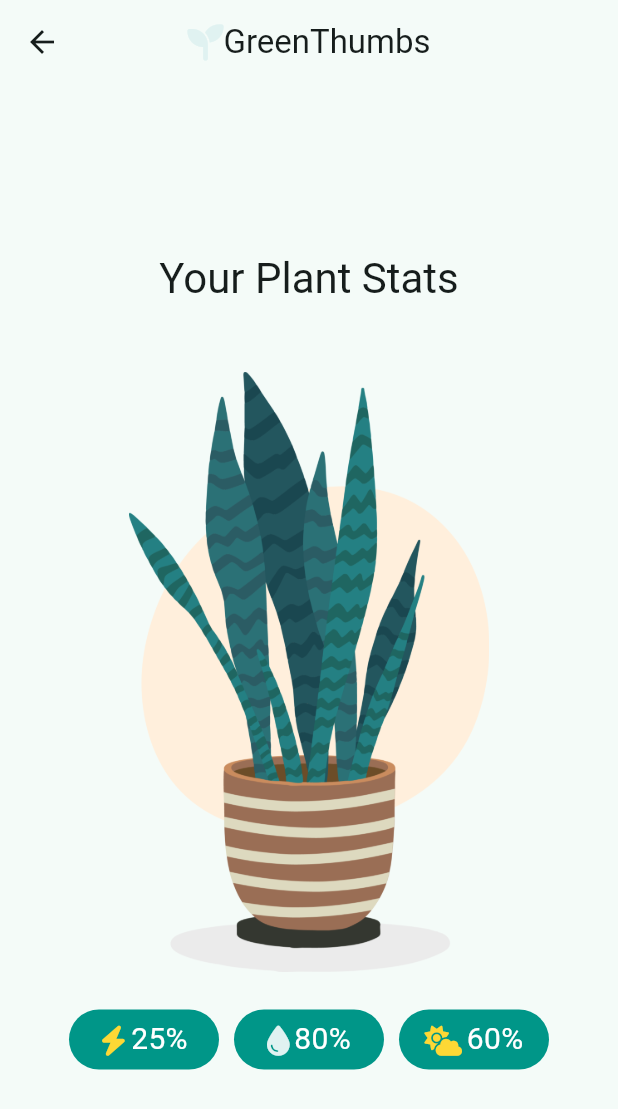
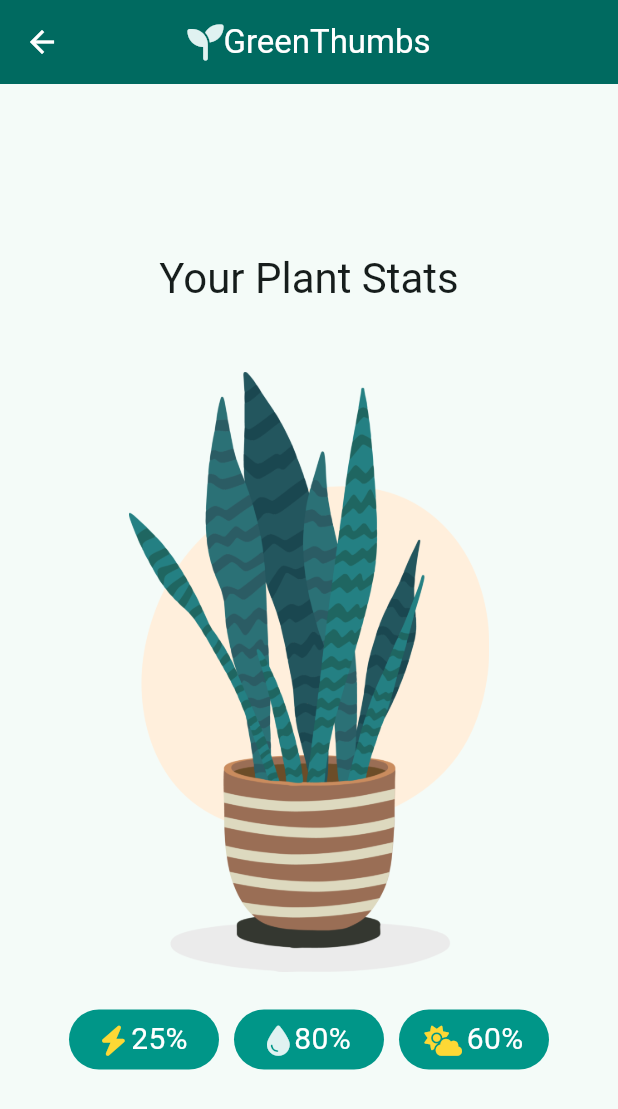
Before and after one commit to prabeshpudasaini/Flutter_Local_Notification_Tutorial, a Flutter app: the screen it shows after launch, after a tap on the "insert chart outlined" icon, on a phone screen of 412 x 824 dp. Shown: the top 1109 px of the screen. Run offline on Flutter 3.47's test engine with Material 3 defaults, Android fonts, the light colour scheme and no system bars; our stand-ins replace awesome_notifications, font_awesome_flutter.

Commit message:
Completed Project

```diff
--- a/lib/home_page.dart
+++ b/lib/home_page.dart
@@ -1,35 +1,104 @@
+import 'package:awesome_notifications/awesome_notifications.dart';
 import 'package:flutter/material.dart';
+import 'package:flutter_awesome_notifications_tutorial/notifications.dart';
 import 'package:flutter_awesome_notifications_tutorial/plant_stats_page.dart';
+import 'package:flutter_awesome_notifications_tutorial/utilities.dart';
 import 'package:flutter_awesome_notifications_tutorial/widgets.dart';
 
-
-
-
 class HomePage extends StatefulWidget {
-  const HomePage({Key? key}) : super(key: key);
+  const HomePage({super.key});
 
   @override
-  _HomePageState createState() => _HomePageState();
+  State<HomePage> createState() => _HomePageState();
 }
 
 class _HomePageState extends State<HomePage> {
   @override
+  void initState() {
+    AwesomeNotifications().isNotificationAllowed().then((isAllowed) {
+      if (!isAllowed && mounted) {
+        showDialog(
+          context: context,
+          builder: (context) => AlertDialog(
+            title: const Text('Allow Notification'),
+            content: const Text('The app would like to send a notification'),
+            actions: [
+              TextButton(
+                onPressed: () {
+                  Navigator.of(context).pop();
+                },
+                child: const Text(
+                  'Don\'t Allow',
+                  style: TextStyle(
+                    color: Colors.grey,
+                    fontSize: 18,
+                  ),
+                ),
+              ),
+              TextButton(
+                onPressed: () {
+                  AwesomeNotifications()
+                      .requestPermissionToSendNotifications()
+                      .then((_) {
+                    if (!context.mounted) return;
+                    Navigator.of(context).pop();
+                  });
+                },
+                child: const Text(
+                  'Allow',
+                  style: TextStyle(
+                    color: Colors.teal,
+                    fontSize: 18,
+                    fontWeight: FontWeight.bold,
+                  ),
+                ),
+              ),
+            ],
+          ),
+        );
+      }
+    });
+
+    // setting listeners for awesome notification
+    AwesomeNotifications().setListeners(
+      onNotificationCreatedMethod: (notification) async =>
+          Notifications.onNotificationCreatedMethod(notification, context),
+      onActionReceivedMethod: Notifications.onActionReceivedMethod,
+      onDismissActionReceivedMethod: (ReceivedAction receivedAction) =>
+          Notifications.onDismissActionReceivedMethod(receivedAction),
+      onNotificationDisplayedMethod:
+          (ReceivedNotification receivedNotification) =>
+              Notifications.onNotificationDisplayedMethod(receivedNotification),
+    );
+
+    super.initState();
+  }
+
+  @override
+  void dispose() {
+    AwesomeNotifications().dispose();
+    super.dispose();
+  }
+
+  @override
   Widget build(BuildContext context) {
     return Scaffold(
       appBar: AppBar(
+        backgroundColor: Theme.of(context).colorScheme.primary,
+        foregroundColor: Colors.white,
         centerTitle: true,
-        title: AppBarTitle(),
+        title: const AppBarTitle(),
         actions: [
           IconButton(
             onPressed: () {
               Navigator.push(
                 context,
                 MaterialPageRoute(
-                  builder: (_) => PlantStatsPage(),
+                  builder: (_) => const PlantStatsPage(),
                 ),
               );
             },
-            icon: Icon(
+            icon: const Icon(
               Icons.insert_chart_outlined_rounded,
               size: 30,
             ),
@@ -40,14 +109,23 @@ class _HomePageState extends State<HomePage> {
         child: Column(
           mainAxisAlignment: MainAxisAlignment.center,
           children: [
-            PlantImage(),
-            SizedBox(
+            const PlantImage(),
+            const SizedBox(
               height: 25,
             ),
             HomePageButtons(
-              onPressedOne: () async {},
-              onPressedTwo: () async {},
-              onPressedThree: () async {},
+              onPressedOne: Notifications().createPlantFoodNotification,
+              onPressedTwo: () async {
+                NotificationWeekAndTime? pickedSchedule =
+                    await pickSchedule(context);
+                if (pickedSchedule != null) {
+                  Notifications()
+                      .createWaterRemainderNotification(pickedSchedule);
+                }
+              },
+              onPressedThree: () async {
+                Notifications().cancelScheduledNotifications();
+              },
             ),
           ],
         ),
--- a/lib/main.dart
+++ b/lib/main.dart
@@ -1,36 +1,53 @@
+import 'package:awesome_notifications/awesome_notifications.dart';
 import 'package:flutter/material.dart';
 import 'package:flutter_awesome_notifications_tutorial/home_page.dart';
 
-void main() => runApp(AppWidget());
+void main() {
+  AwesomeNotifications().initialize(
+    'resource://drawable/res_notification_app_icon',
+    [
+      NotificationChannel(
+        channelKey: 'basic_channel',
+        channelName: 'Basic Notification',
+        channelDescription: 'Basic Notification',
+        defaultColor: Colors.teal,
+        importance: NotificationImportance.High,
+        channelShowBadge: true,
+      ),
+      NotificationChannel(
+        channelKey: 'scheduled_channel',
+        channelName: 'Scheduled Notification',
+        channelDescription: 'Scheduled Notification',
+        defaultColor: Colors.teal,
+        locked: true,
+        importance: NotificationImportance.High,
+        soundSource: 'resource://raw/res_custom_notification',
+        // channelShowBadge: true,
+      ),
+    ],
+  );
+  runApp(const AppWidget());
+}
 
 class AppWidget extends StatelessWidget {
+  const AppWidget({super.key});
+
+  // The navigator key is necessary to navigate using static methods
+  static final GlobalKey<NavigatorState> navigatorKey =
+      GlobalKey<NavigatorState>();
+
   @override
   Widget build(BuildContext context) {
     return MaterialApp(
       debugShowCheckedModeBanner: false,
-      //  darkTheme: ThemeData(
-      //   brightness: Brightness.dark,
-      //   colorScheme: ColorScheme.fromSeed(
-      //     seedColor: Colors.teal,
-      //     brightness: Brightness.dark,
-      //   ),
-      //   primarySwatch: Colors.blueGrey,
-      //   indicatorColor: Colors.blueGrey,
-      //   useMaterial3: true,
-      // ),
+      navigatorKey: AppWidget.navigatorKey,
       theme: ThemeData(
-        colorScheme: ColorScheme.fromSeed(seedColor: Colors.teal),
-        useMaterial3: true,
+        colorScheme: ColorScheme.fromSeed(
+          seedColor: Colors.teal,
+        ),
       ),
-      // theme: ThemeData(
-      //   brightness: Brightness.dark,
-      //   primarySwatch: Colors.blue,
-      // ),
-
-      // themeMode: ThemeMode.dark,
-
       title: 'Green Thumbs',
-      home: HomePage(),
+      home: const HomePage(),
     );
   }
 }
--- a/lib/plant_stats_page.dart
+++ b/lib/plant_stats_page.dart
@@ -2,18 +2,20 @@ import 'package:flutter/material.dart';
 import 'package:flutter_awesome_notifications_tutorial/widgets.dart';
 
 class PlantStatsPage extends StatelessWidget {
-  const PlantStatsPage({Key? key}) : super(key: key);
+  const PlantStatsPage({super.key});
 
   @override
   Widget build(BuildContext context) {
     return Scaffold(
       appBar: AppBar(
+        backgroundColor: Theme.of(context).colorScheme.primary,
+        foregroundColor: Colors.white,
         centerTitle: true,
-        title: AppBarTitle(),
+        title: const AppBarTitle(),
       ),
       body: Center(
         child: Padding(
-          padding: EdgeInsets.all(10),
+          padding: const EdgeInsets.all(10),
           child: Column(
             mainAxisAlignment: MainAxisAlignment.center,
             children: [
@@ -21,14 +23,14 @@ class PlantStatsPage extends StatelessWidget {
                 'Your Plant Stats',
                 style: Theme.of(context).textTheme.headlineMedium,
               ),
-              SizedBox(
+              const SizedBox(
                 height: 45,
               ),
-              PlantImage(),
-              SizedBox(
+              const PlantImage(),
+              const SizedBox(
                 height: 25,
               ),
-              PlantStats(),
+              const PlantStats(),
             ],
           ),
         ),
--- a/lib/widgets.dart
+++ b/lib/widgets.dart
@@ -2,7 +2,7 @@ import 'package:flutter/material.dart';
 import 'package:font_awesome_flutter/font_awesome_flutter.dart';
 
 class AppBarTitle extends StatelessWidget {
-  const AppBarTitle({Key? key}) : super(key: key);
+  const AppBarTitle({super.key});
 
   @override
   Widget build(BuildContext context) {
@@ -21,7 +21,7 @@ class AppBarTitle extends StatelessWidget {
 }
 
 class PlantImage extends StatelessWidget {
-  const PlantImage({Key? key}) : super(key: key);
+  const PlantImage({super.key});
 
   @override
   Widget build(BuildContext context) {
@@ -37,11 +37,11 @@ class HomePageButtons extends StatelessWidget {
   final Future<void> Function() onPressedTwo;
   final Future<void> Function() onPressedThree;
   const HomePageButtons({
-    Key? key,
+    super.key,
     required this.onPressedOne,
     required this.onPressedTwo,
     required this.onPressedThree,
-  }) : super(key: key);
+  });
 
   @override
   Widget build(BuildContext context) {
@@ -53,10 +53,10 @@ class HomePageButtons extends StatelessWidget {
           Expanded(
             child: ElevatedButton(
               style: ButtonStyle(
-                padding: MaterialStateProperty.all(
+                padding: WidgetStateProperty.all(
                     const EdgeInsets.symmetric(vertical: 20)),
-                backgroundColor: MaterialStateProperty.all(
-                  Colors.teal[600],
+                backgroundColor: WidgetStateProperty.all(
+                  Colors.teal,
                 ),
               ),
               onPressed: onPressedOne,
@@ -75,6 +75,7 @@ class HomePageButtons extends StatelessWidget {
                     'Plant Food',
                     style: TextStyle(
                       fontSize: 15,
+                      color: Colors.white,
                     ),
                   )
                 ],
@@ -87,10 +88,10 @@ class HomePageButtons extends StatelessWidget {
           Expanded(
             child: ElevatedButton(
               style: ButtonStyle(
-                padding: MaterialStateProperty.all(
+                padding: WidgetStateProperty.all(
                     const EdgeInsets.symmetric(vertical: 20)),
-                backgroundColor: MaterialStateProperty.all(
-                  Colors.teal[600],
+                backgroundColor: WidgetStateProperty.all(
+                  Colors.teal,
                 ),
               ),
               onPressed: onPressedTwo,
@@ -98,7 +99,7 @@ class HomePageButtons extends StatelessWidget {
                 mainAxisAlignment: MainAxisAlignment.center,
                 children: [
                   FaIcon(
-                    FontAwesomeIcons.tint,
+                    FontAwesomeIcons.droplet,
                     size: 14,
                     color: Colors.teal[50],
                   ),
@@ -109,6 +110,7 @@ class HomePageButtons extends StatelessWidget {
                     'Water',
                     style: TextStyle(
                       fontSize: 15,
+                      color: Colors.white,
                     ),
                   )
                 ],
@@ -121,10 +123,10 @@ class HomePageButtons extends StatelessWidget {
           Expanded(
             child: ElevatedButton(
               style: ButtonStyle(
-                padding: MaterialStateProperty.all(
+                padding: WidgetStateProperty.all(
                     const EdgeInsets.symmetric(vertical: 20)),
-                backgroundColor: MaterialStateProperty.all(
-                  Colors.teal[600],
+                backgroundColor: WidgetStateProperty.all(
+                  Colors.teal,
                 ),
               ),
               onPressed: onPressedThree,
@@ -132,7 +134,7 @@ class HomePageButtons extends StatelessWidget {
                 mainAxisAlignment: MainAxisAlignment.center,
                 children: [
                   FaIcon(
-                    FontAwesomeIcons.solidTimesCircle,
+                    FontAwesomeIcons.solidCircleXmark,
                     size: 14,
                     color: Colors.teal[50],
                   ),
@@ -143,6 +145,7 @@ class HomePageButtons extends StatelessWidget {
                     'Cancel',
                     style: TextStyle(
                       fontSize: 15,
+                      color: Colors.white,
                     ),
                   )
                 ],
@@ -156,7 +159,7 @@ class HomePageButtons extends StatelessWidget {
 }
 
 class PlantStats extends StatelessWidget {
-  const PlantStats({Key? key}) : super(key: key);
+  const PlantStats({super.key});
 
   @override
   Widget build(BuildContext context) {
@@ -203,7 +206,7 @@ class PlantStats extends StatelessWidget {
             mainAxisAlignment: MainAxisAlignment.center,
             children: [
               FaIcon(
-                FontAwesomeIcons.tint,
+                FontAwesomeIcons.droplet,
                 size: 20,
                 color: Colors.teal[50],
               ),
--- a/pubspec.yaml
+++ b/pubspec.yaml
@@ -37,6 +37,7 @@ dependencies:
   cupertino_icons: ^1.0.8
   flutter_launcher_icons: ^0.14.1
   font_awesome_flutter: ^10.8.0
+  awesome_notifications: ^0.10.0
 
 dev_dependencies:
   flutter_test:
```
Also changed, not shown: lib/notifications.dart (added, +99 -0 lines), lib/utilities.dart (+11 -6 lines), pubspec.lock, 2 other files.
